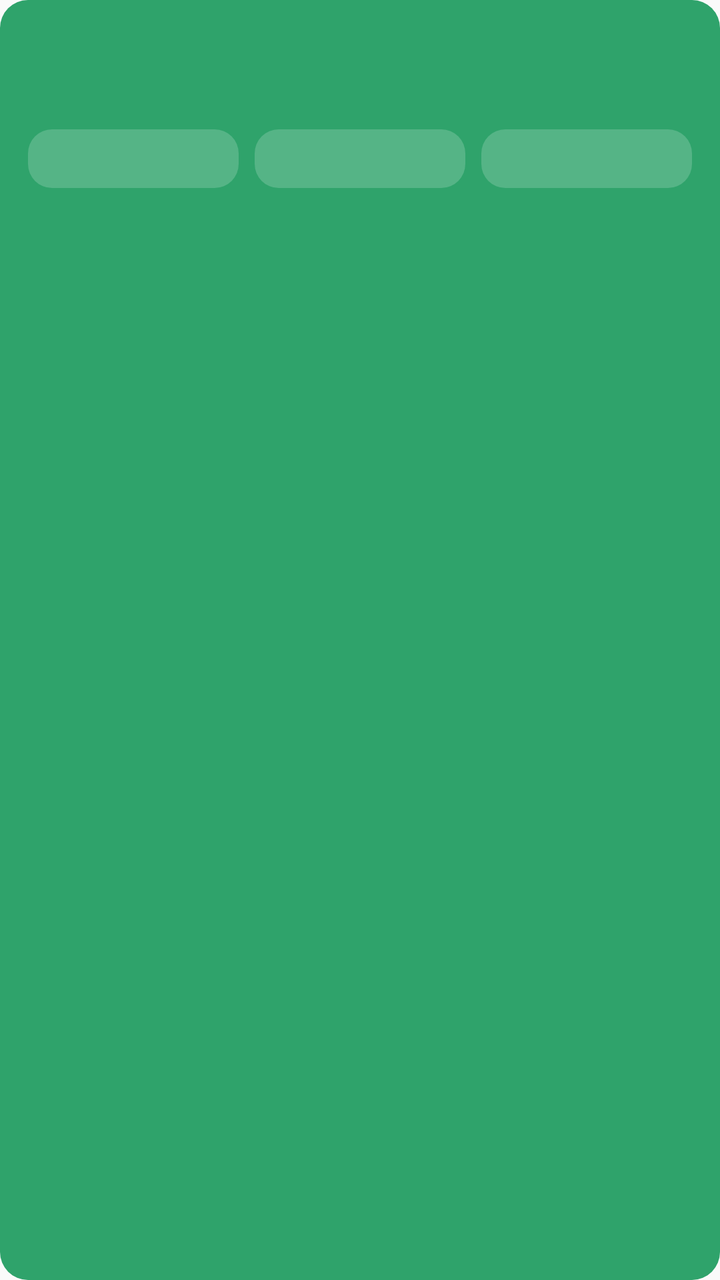
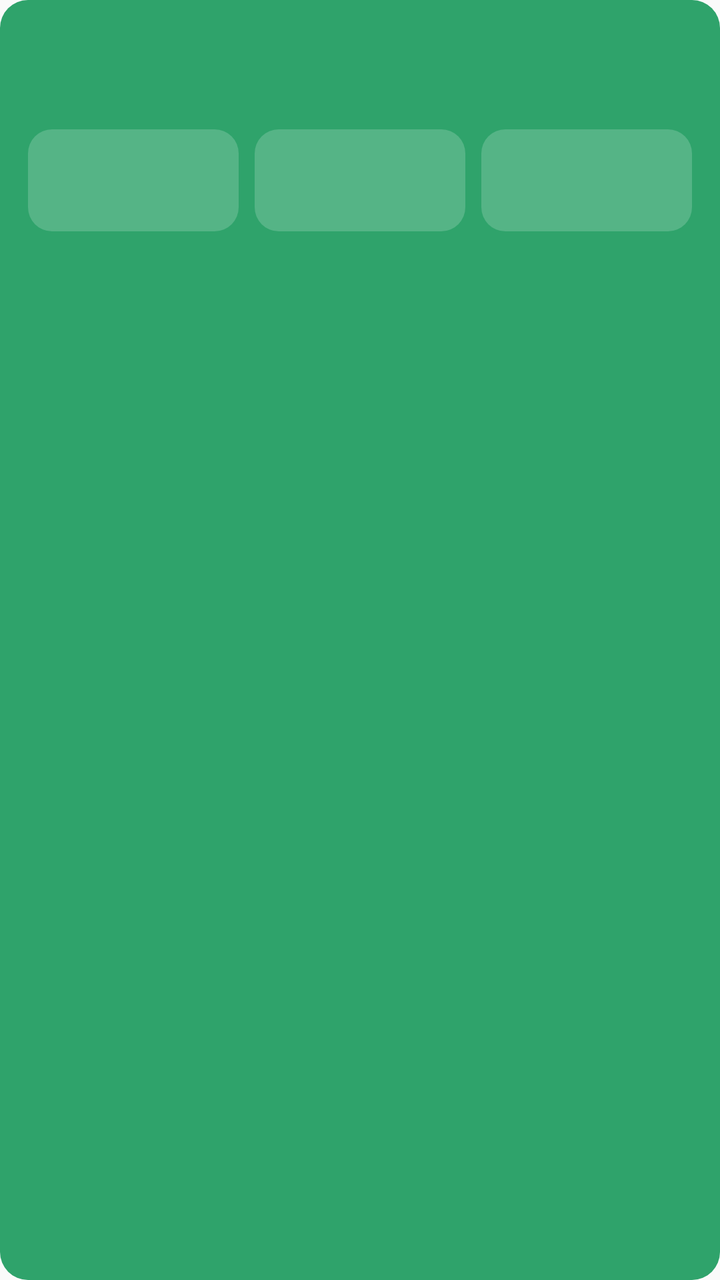

The first picture is an Android layout as it rendered before a commit; the second is the same layout after the commit. The layout source and the unified diff follow.
<!-- AndroidManifest.xml: application theme Theme.RoomClimate -->
<!-- res/layout/notif_climate_big.xml -->
<?xml version="1.0" encoding="utf-8"?>
<LinearLayout xmlns:android="http://schemas.android.com/apk/res/android"
    android:id="@+id/nRoot"
    android:layout_width="match_parent"
    android:layout_height="wrap_content"
    android:background="@drawable/notif_bg_comfort"
    android:orientation="vertical"
    android:paddingStart="14dp"
    android:paddingTop="10dp"
    android:paddingEnd="14dp"
    android:paddingBottom="12dp">

    <LinearLayout
        android:layout_width="match_parent"
        android:layout_height="wrap_content"
        android:gravity="bottom"
        android:orientation="horizontal">

        <TextView
            android:id="@+id/nTemp"
            android:layout_width="wrap_content"
            android:layout_height="wrap_content"
            android:fontFamily="sans-serif-light"
            android:includeFontPadding="false"
            android:maxLines="1"
            android:textColor="#FFFFFFFF"
            android:textSize="38sp" />

        <TextView
            android:id="@+id/nLine"
            android:layout_width="0dp"
            android:layout_height="wrap_content"
            android:layout_marginStart="12dp"
            android:layout_marginBottom="4dp"
            android:layout_weight="1"
            android:ellipsize="end"
            android:fontFamily="sans-serif-medium"
            android:maxLines="1"
            android:textColor="#FFFFFFFF"
            android:textSize="15sp" />

        <TextView
            android:id="@+id/nTime"
            android:layout_width="wrap_content"
            android:layout_height="wrap_content"
            android:layout_marginBottom="4dp"
            android:maxLines="1"
            android:textColor="#D9FFFFFF"
            android:textSize="12sp" />
    </LinearLayout>

    <LinearLayout
        android:layout_width="match_parent"
        android:layout_height="wrap_content"
        android:layout_marginTop="10dp"
        android:orientation="horizontal">

        <TextView
            android:id="@+id/nTileHumidity"
            style="@style/WidgetTile"
            android:layout_marginEnd="4dp" />

        <TextView
            android:id="@+id/nTileDew"
            style="@style/WidgetTile"
            android:layout_marginStart="4dp"
            android:layout_marginEnd="4dp" />

        <TextView
            android:id="@+id/nTileRange"
            style="@style/WidgetTile"
            android:layout_marginStart="4dp" />
    </LinearLayout>

    <TextView
        android:id="@+id/nAdvice"
        android:layout_width="match_parent"
        android:layout_height="wrap_content"
        android:layout_marginTop="8dp"
        android:ellipsize="end"
        android:maxLines="1"
        android:textColor="#E6FFFFFF"
        android:textSize="13sp" />
</LinearLayout>
<!-- resources referenced by this layout -->
<resources>
  <!-- drawable notif_bg_comfort (drawable) -->
  <?xml version="1.0" encoding="utf-8"?>
  <shape xmlns:android="http://schemas.android.com/apk/res/android" android:shape="rectangle">
      <solid android:color="#2FA36B" />
      <corners android:radius="14dp" />
  </shape>
  <style name="WidgetTile">
          <item name="android:layout_width">0dp</item>
          <item name="android:layout_height">wrap_content</item>
          <item name="android:layout_weight">1</item>
          <item name="android:background">@drawable/widget_tile</item>
          <item name="android:paddingStart">9dp</item>
          <item name="android:paddingEnd">6dp</item>
          <item name="android:paddingTop">6dp</item>
          <item name="android:paddingBottom">7dp</item>
          <item name="android:maxLines">2</item>
          <item name="android:lineSpacingExtra">1dp</item>
          <item name="android:textColor">#FFFFFFFF</item>
          <item name="android:textSize">12sp</item>
      </style>
  <style name="Theme.RoomClimate" parent="Base.Theme.RoomClimate" />
  <!-- drawable widget_tile (drawable) -->
  <?xml version="1.0" encoding="utf-8"?>
  <shape xmlns:android="http://schemas.android.com/apk/res/android" android:shape="rectangle">
      <solid android:color="#2EFFFFFF" />
      <corners android:radius="12dp" />
  </shape>
  <style name="Base.Theme.RoomClimate" parent="Theme.AppCompat.DayNight.NoActionBar">
          
      </style>
</resources>

<!-- the commit's change to res/layout/notif_climate_big.xml (unified diff, before → after) -->
@@ -35,7 +35,7 @@
             android:layout_weight="1"
             android:ellipsize="end"
             android:fontFamily="sans-serif-medium"
-            android:maxLines="1"
+            android:maxLines="2"
             android:textColor="#FFFFFFFF"
             android:textSize="15sp" />
 
@@ -55,21 +55,25 @@
         android:layout_marginTop="10dp"
         android:orientation="horizontal">
 
-        <TextView
-            android:id="@+id/nTileHumidity"
+        <LinearLayout
             style="@style/WidgetTile"
-            android:layout_marginEnd="4dp" />
-
-        <TextView
-            android:id="@+id/nTileDew"
+            android:layout_marginEnd="4dp">
+            <TextView android:id="@+id/nTileHumidityLabel" style="@style/WidgetTileLabel" />
+            <TextView android:id="@+id/nTileHumidityValue" style="@style/WidgetTileValue" />
+        </LinearLayout>
+        <LinearLayout
             style="@style/WidgetTile"
             android:layout_marginStart="4dp"
-            android:layout_marginEnd="4dp" />
-
-        <TextView
-            android:id="@+id/nTileRange"
+            android:layout_marginEnd="4dp">
+            <TextView android:id="@+id/nTileDewLabel" style="@style/WidgetTileLabel" />
+            <TextView android:id="@+id/nTileDewValue" style="@style/WidgetTileValue" />
+        </LinearLayout>
+        <LinearLayout
             style="@style/WidgetTile"
-            android:layout_marginStart="4dp" />
+            android:layout_marginStart="4dp">
+            <TextView android:id="@+id/nTileRangeLabel" style="@style/WidgetTileLabel" />
+            <TextView android:id="@+id/nTileRangeValue" style="@style/WidgetTileValue" />
+        </LinearLayout>
     </LinearLayout>
 
     <TextView
@@ -78,7 +82,7 @@
         android:layout_height="wrap_content"
         android:layout_marginTop="8dp"
         android:ellipsize="end"
-        android:maxLines="1"
+        android:maxLines="2"
         android:textColor="#E6FFFFFF"
         android:textSize="13sp" />
 </LinearLayout>
<!-- resource entries referenced after the edit -->
@@ -10,15 +10,34 @@
           <item name="android:layout_width">0dp</item>
           <item name="android:layout_height">wrap_content</item>
           <item name="android:layout_weight">1</item>
+          <item name="android:orientation">vertical</item>
           <item name="android:background">@drawable/widget_tile</item>
           <item name="android:paddingStart">9dp</item>
           <item name="android:paddingEnd">6dp</item>
           <item name="android:paddingTop">6dp</item>
           <item name="android:paddingBottom">7dp</item>
-          <item name="android:maxLines">2</item>
-          <item name="android:lineSpacingExtra">1dp</item>
+      </style>
+  <style name="WidgetTileLabel">
+          <item name="android:layout_width">match_parent</item>
+          <item name="android:layout_height">16dp</item>
+          <item name="android:maxLines">1</item>
+          <item name="android:ellipsize">end</item>
+          <item name="android:textColor">#E6FFFFFF</item>
+          <item name="android:textSize">11sp</item>
+          <item name="android:autoSizeTextType">uniform</item>
+          <item name="android:autoSizeMinTextSize">8sp</item>
+          <item name="android:autoSizeMaxTextSize">11sp</item>
+      </style>
+  <style name="WidgetTileValue">
+          <item name="android:layout_width">match_parent</item>
+          <item name="android:layout_height">22dp</item>
+          <item name="android:maxLines">1</item>
+          <item name="android:fontFamily">sans-serif-medium</item>
           <item name="android:textColor">#FFFFFFFF</item>
-          <item name="android:textSize">12sp</item>
+          <item name="android:textSize">16sp</item>
+          <item name="android:autoSizeTextType">uniform</item>
+          <item name="android:autoSizeMinTextSize">10sp</item>
+          <item name="android:autoSizeMaxTextSize">16sp</item>
       </style>
   <style name="Theme.RoomClimate" parent="Base.Theme.RoomClimate" />
   <!-- drawable widget_tile (drawable) -->
